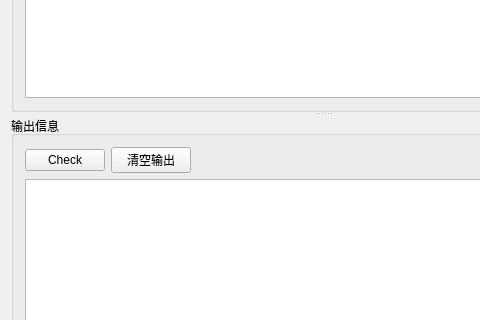
Above: autoCopyWidget.ui from xin0111/AutoCopy before the change; both pictures show x 0 to 480 and y 184 to 504 of the 646 by 598 pixel window. Below: the same form after it.
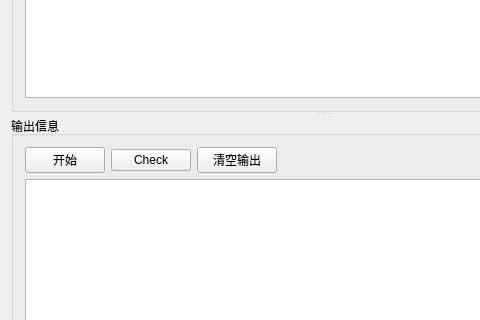
That is the form after the change. Custom widgets are drawn as their Qt base class.

Commit message: start btn

Diff of the .ui file:
```diff
--- a/autoCopyWidget.ui
+++ b/autoCopyWidget.ui
@@ -105,6 +105,13 @@
       <layout class="QVBoxLayout" name="verticalLayout_3">
        <item>
         <layout class="QHBoxLayout" name="horizontalLayout">
+         <item>
+          <widget class="QPushButton" name="btn_Start">
+           <property name="text">
+            <string>开始</string>
+           </property>
+          </widget>
+         </item>
          <item>
           <widget class="QPushButton" name="btn_Check">
            <property name="text">
```
The commit also changes 8 other files.
